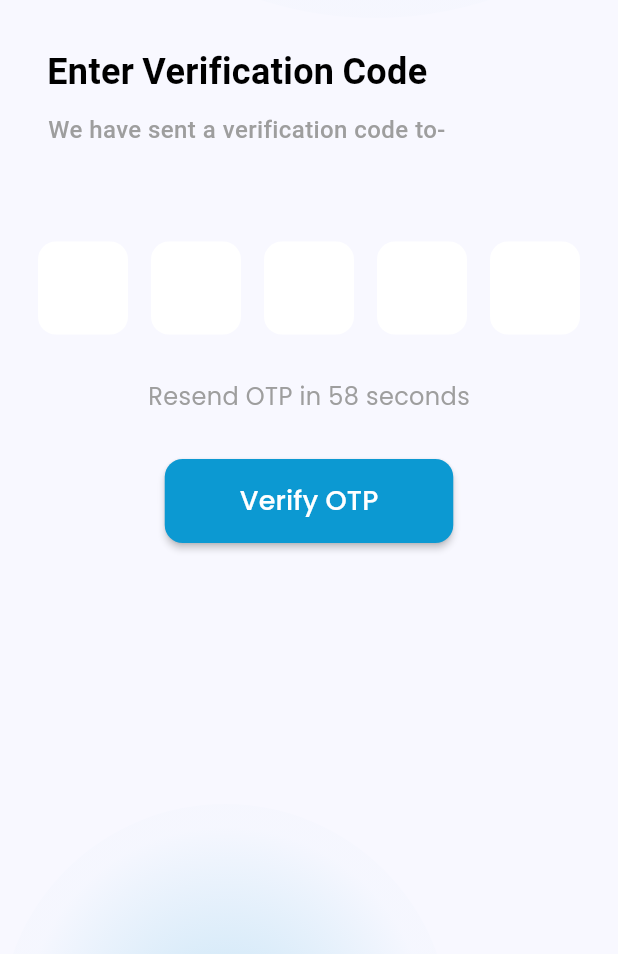
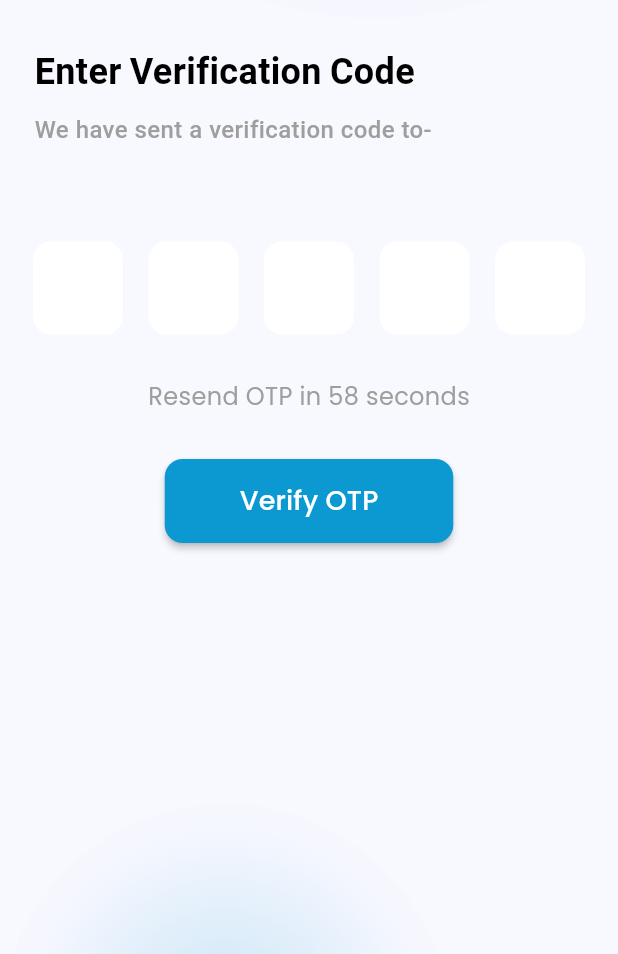
Before and after one commit to kratika0724/kratikaQT, a Flutter app: the OTPScreen screen opened directly with empty values, scrolled down 104 dp, on a phone screen of 412 x 824 dp, the part 282-1236 px from its top. Run offline on Flutter 3.47's test engine with Material 3 defaults, Android fonts, the light colour scheme and no system bars; our stand-ins replace dotted_line, fl_chart, fluttertoast, google_fonts, logger, shared_preferences and 1 more; accounts and stored records are empty; Roboto replaces fonts that are missing (PoppinsMedium, poppinsBold).

Commit message:
otp screen logic corrected and ui  modifications

```diff
--- a/lib/screens/otp_screen.dart
+++ b/lib/screens/otp_screen.dart
@@ -17,14 +17,8 @@ class OTPScreen extends StatefulWidget {
 }
 
 class _OTPScreenState extends State<OTPScreen> {
-  final List<TextEditingController> _controllers = List.generate(
-    5,
-    (index) => TextEditingController(),
-  );
-  final List<FocusNode> _focusNodes = List.generate(
-    5,
-    (index) => FocusNode(),
-  );
+  final List<TextEditingController> _controllers = List.generate(5, (_) => TextEditingController(),);
+  final List<FocusNode> _focusNodes = List.generate(5,  (_) => FocusNode(),);
   int _remainingTime = 60;
 
   @override
@@ -43,6 +37,15 @@ class _OTPScreenState extends State<OTPScreen> {
     }
     super.dispose();
   }
+
+  void _onChanged(String value, int index) {
+    if (value.isNotEmpty && index < 4) {
+      _focusNodes[index + 1].requestFocus();
+    } else if (value.isEmpty && index > 0) {
+      _focusNodes[index - 1].requestFocus();
+    }
+  }
+
 
   void _startTimer() {
     Future.delayed(const Duration(seconds: 1), () {
@@ -127,11 +130,9 @@ class _OTPScreenState extends State<OTPScreen> {
               ),
             ),
 
-          /// Faded circle at the bottom
-
             SingleChildScrollView(
               child: Padding(
-            padding: const EdgeInsets.symmetric(vertical: 24.0,horizontal: 10),
+                padding: const EdgeInsets.symmetric(vertical: 24.0,horizontal: 5),
                 child: Column(
                   children: [
                     const SizedBox(height: 10),
@@ -147,11 +148,13 @@ class _OTPScreenState extends State<OTPScreen> {
                     const SizedBox(height: 10),
                     Image.asset(AppAssets.logo, width: 200, height: 200),
                     const SizedBox(height: 30),
-                Row(
+                    Padding(
+                      padding: const EdgeInsets.symmetric(horizontal: 18.0),
+                      child: Row(
                         mainAxisAlignment: MainAxisAlignment.start,
                         children: [
                           Text(
-                      '    Enter Verification Code',
+                            'Enter Verification Code',
                             style: boldTextStyle(
                               fontSize: dimen24,
                               color: Colors.black,
@@ -160,12 +163,15 @@ class _OTPScreenState extends State<OTPScreen> {
                           ),
                         ],
                       ),
+                    ),
                     const SizedBox(height: 10),
-                Row(
+                    Padding(
+                      padding: const EdgeInsets.symmetric(horizontal: 18.0),
+                      child: Row(
                         mainAxisAlignment: MainAxisAlignment.start,
                         children: [
                           Text(
-                      '     We have sent a verification code to- \n     ${widget.phoneNumber}',
+                            'We have sent a verification code to- \n${widget.phoneNumber}',
                             style: mediumTextStyle(
                               fontSize: dimen16,
                               color: Colors.grey,
@@ -174,17 +180,17 @@ class _OTPScreenState extends State<OTPScreen> {
                           ),
                         ],
                       ),
+                    ),
                     const SizedBox(height: 40),
                     Row(
                       mainAxisAlignment: MainAxisAlignment.spaceEvenly,
-                  children: List.generate(
-                    5,
-                    (index) => SizedBox(
+                      children: List.generate(5, (index) => SizedBox(
                           width: 60,
                           child: TextField(
                             controller: _controllers[index],
                             focusNode: _focusNodes[index],
                             textAlign: TextAlign.center,
+                            maxLength: 1,
                             keyboardType: TextInputType.number,
                             style: const TextStyle(
                               fontSize: 20,
@@ -196,6 +202,7 @@ class _OTPScreenState extends State<OTPScreen> {
                               LengthLimitingTextInputFormatter(1),
                             ],
                             decoration: InputDecoration(
+                              counterText: '',
                               filled: true,
                               fillColor: Colors.white,
                               border: OutlineInputBorder(
@@ -214,11 +221,7 @@ class _OTPScreenState extends State<OTPScreen> {
                                 ),
                               ),
                             ),
-                        onChanged: (value) {
-                          if (value.isNotEmpty && index < 4) {
-                            _focusNodes[index + 1].requestFocus();
-                          }
-                        },
+                            onChanged: (value) => _onChanged(value, index),
                           ),
                         ),
                       ),
```
Also changed, not shown: lib/screens/products/product_screen.dart (+0 -78 lines), 4 other files. Lines whose indentation alone changed are shown as unchanged.
